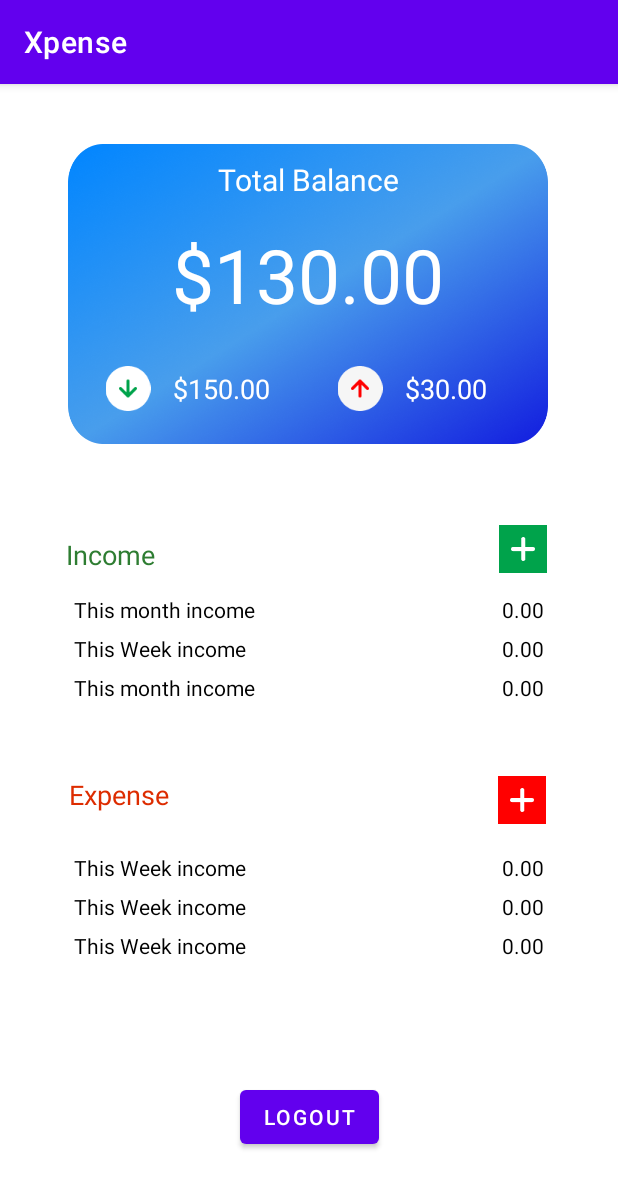
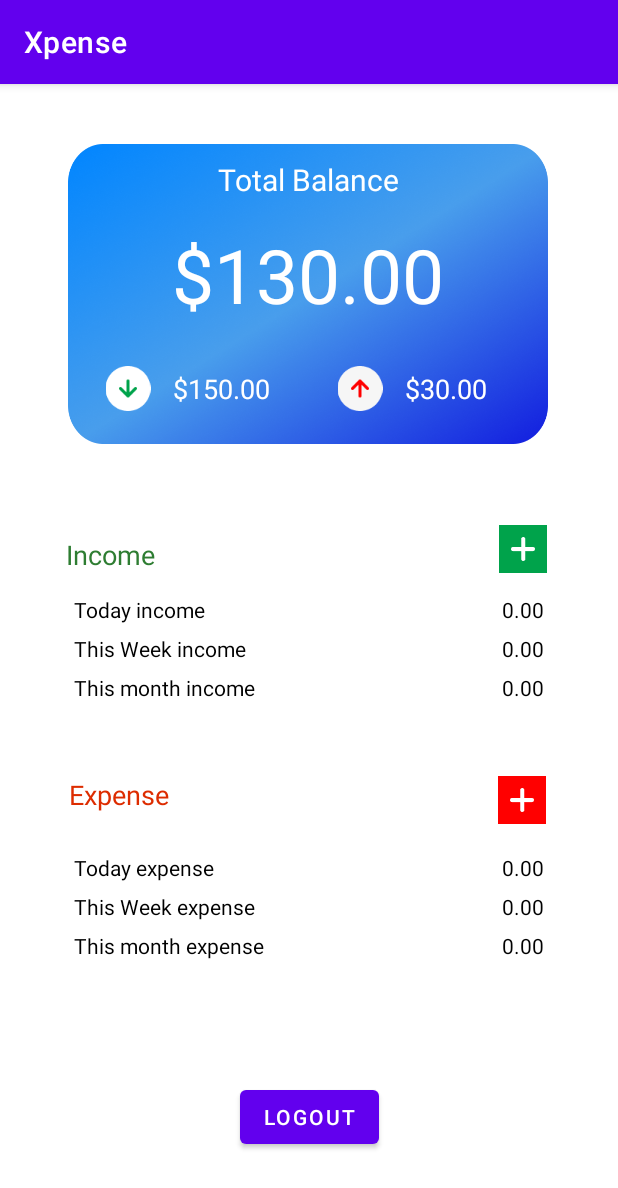
Before and after one commit to IT20611088/Xpense_mobile_App, an Android app: the fragment HomeFragment shown on its own in the app's theme, on a phone screen of 412 x 824 dp. Shown: the top 1188 px of the screen. Run offline under Robolectric (Android 15) with nearby library versions, the phone set to English and light mode, and no system bars; our stand-ins replace Firebase (no records; nobody signed in at launch, a user with empty details on screens opened directly).

Commit message:
fixed issues in sign up login

```diff
--- a/app/build.gradle
+++ b/app/build.gradle
@@ -42,6 +42,7 @@ dependencies {
     implementation 'androidx.navigation:navigation-ui:2.5.2'
     implementation 'com.google.firebase:firebase-auth:21.1.0'
     implementation 'com.google.firebase:firebase-database:20.1.0'
+    implementation 'androidx.test:monitor:1.4.0'
     testImplementation 'junit:junit:4.13.2'
     androidTestImplementation 'androidx.test.ext:junit:1.1.3'
     androidTestImplementation 'androidx.test.espresso:espresso-core:3.4.0'
--- a/app/src/main/java/com/example/xpensemobileapp/Login_page.java
+++ b/app/src/main/java/com/example/xpensemobileapp/Login_page.java
@@ -104,7 +104,7 @@ public class Login_page extends AppCompatActivity {
     }
 
     private void showHomepage() {
-        Intent intent = new Intent(this, TtestingHome.class);
+        Intent intent = new Intent(this, Navigation_drawer.class);
         startActivity(intent);
         finish();
     }
--- a/app/src/main/java/com/example/xpensemobileapp/Navigation_drawer.java
+++ b/app/src/main/java/com/example/xpensemobileapp/Navigation_drawer.java
@@ -64,7 +64,7 @@ public class Navigation_drawer extends AppCompatActivity {
         // Passing each menu ID as a set of Ids because each
         // menu should be considered as top level destinations.
         mAppBarConfiguration = new AppBarConfiguration.Builder(
-                R.id.nav_home, R.id.nav_gallery, R.id.nav_slideshow)
+                R.id.nav_home, R.id.nav_gallery, R.id.nav_slideshow, R.id.nav_note)
                 .setOpenableLayout(drawer)
                 .build();
         NavController navController = Navigation.findNavController(this, R.id.nav_host_fragment_content_navigation_drawer);
--- a/app/src/main/java/com/example/xpensemobileapp/ui/home/HomeFragment.java
+++ b/app/src/main/java/com/example/xpensemobileapp/ui/home/HomeFragment.java
@@ -36,9 +36,9 @@ public class HomeFragment extends Fragment {
         View root = binding.getRoot();
 
 
-//        // Initialize Firebase Auth
-//        FirebaseAuth auth = FirebaseAuth.getInstance();
-//        FirebaseUser currentUser = auth.getCurrentUser();
+        // Initialize Firebase Auth
+        FirebaseAuth auth = FirebaseAuth.getInstance();
+        FirebaseUser currentUser = auth.getCurrentUser();
 //
 //        textHome = getView().findViewById(R.id.textView17);
 //
--- a/app/src/main/res/layout/fragment_home.xml
+++ b/app/src/main/res/layout/fragment_home.xml
@@ -96,7 +96,7 @@
             <TextView
                 android:layout_weight="1"
                 android:padding="3dip"
-                android:text="@string/this_month_income"
+                android:text="@string/today_income"
                 android:textColor="@color/black" />
 
             <TextView
@@ -198,7 +198,7 @@
             <TextView
                 android:layout_weight="1"
                 android:padding="3dip"
-                android:text="@string/this_week_income"
+                android:text="@string/today_expense"
                 android:textColor="@color/black" />
 
             <TextView
@@ -214,7 +214,7 @@
             <TextView
                 android:layout_weight="1"
                 android:padding="3dip"
-                android:text="@string/this_week_income"
+                android:text="@string/this_week_expense"
                 android:textColor="@color/black" />
 
             <TextView
@@ -230,7 +230,7 @@
             <TextView
                 android:layout_weight="1"
                 android:padding="3dip"
-                android:text="@string/this_week_income"
+                android:text="@string/this_month_expense"
                 android:textColor="@color/black" />
 
             <TextView
--- a/app/src/main/res/menu/activity_main_drawer.xml
+++ b/app/src/main/res/menu/activity_main_drawer.xml
@@ -17,7 +17,7 @@
             android:icon="@drawable/ic_baseline_account_balance_wallet_24"
             android:title="@string/menu_budget" />
         <item
-            android:id="@+id/nav_Tools"
+            android:id="@+id/nav_note"
             android:icon="@drawable/ic_baseline_sticky_note_2_24"
             android:title="@string/menu_note" />
 
--- a/app/src/main/res/values/strings.xml
+++ b/app/src/main/res/values/strings.xml
@@ -45,6 +45,11 @@
     <string name="this_month_income">This month income</string>
     <string name="this_week_income">This Week income</string>
     <string name="today_income">Today income</string>
+
+    <string name="this_month_expense">This month expense</string>
+    <string name="this_week_expense">This Week expense</string>
+    <string name="today_expense">Today expense</string>
+
     <string name="income">Income</string>
     <string name="expense">Expense</string>
 
```
Also changed, not shown: app/src/main/java/com/example/xpensemobileapp/login_signup.java (+14 -0 lines), app/src/main/java/com/example/xpensemobileapp/ui/note/NoteFragment.java (added, +48 -0 lines), app/src/main/java/com/example/xpensemobileapp/ui/note/NoteViewModel.java (added, +19 -0 lines), app/src/main/res/layout/fragment_note.xml (added, +18 -0 lines), app/src/main/res/navigation/mobile_navigation.xml (+8 -2 lines).
